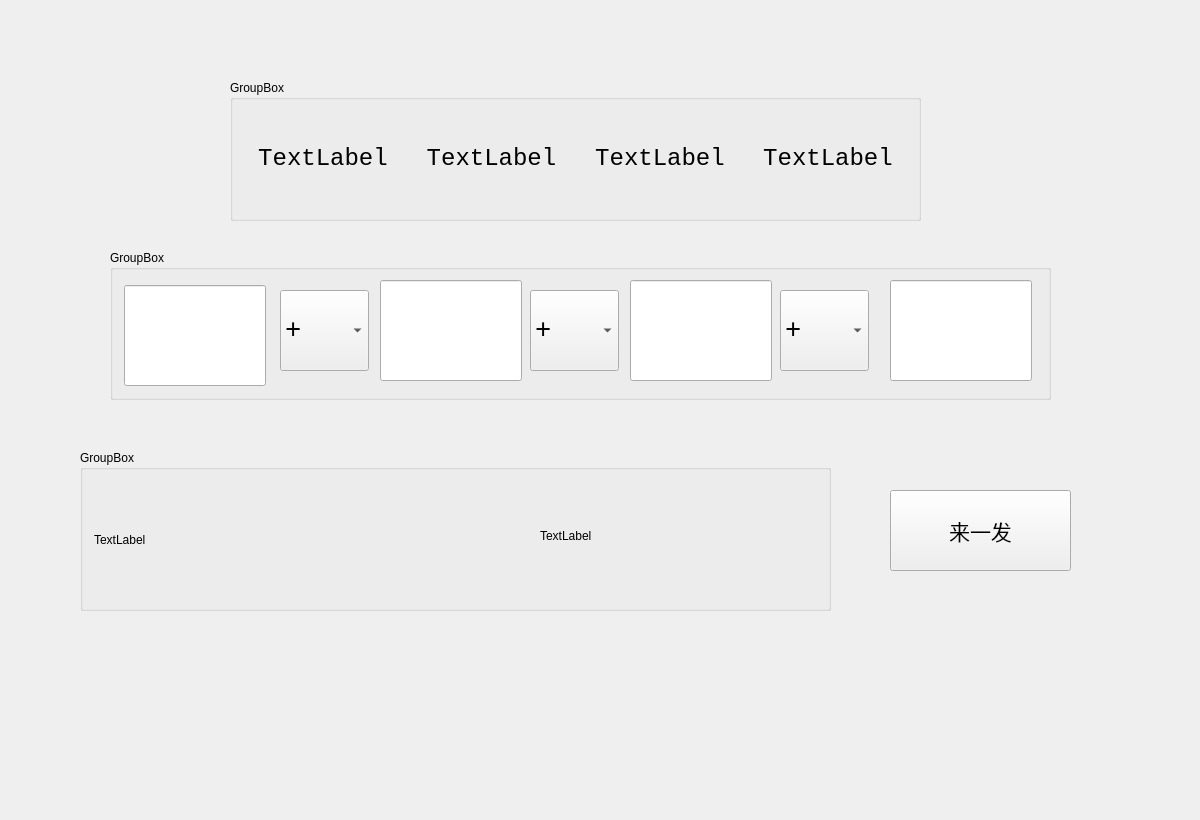
The window that ICcalculator/game.ui (tyanxie/IC_Calculator) describes before a commit, drawn with Qt 5.
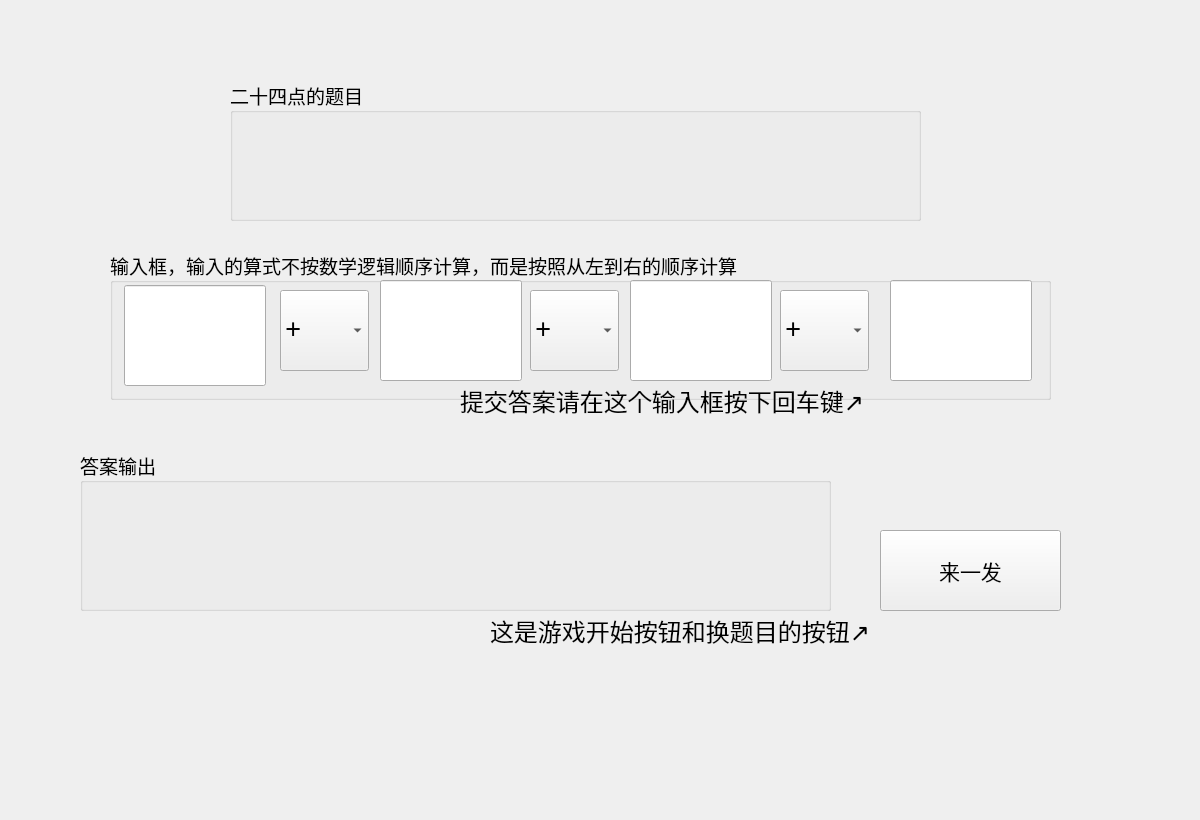
The same window after the commit.

Commit message:
24点小游戏Ver. 1.0
应该莫得bug了吧（大概

```diff
--- a/ICcalculator/game.ui
+++ b/ICcalculator/game.ui
@@ -22,8 +22,14 @@
      <height>150</height>
     </rect>
    </property>
+   <property name="font">
+    <font>
+     <family>华文行楷</family>
+     <pointsize>14</pointsize>
+    </font>
+   </property>
    <property name="title">
-    <string>GroupBox</string>
+    <string>输入框，输入的算式不按数学逻辑顺序计算，而是按照从左到右的顺序计算</string>
    </property>
    <widget class="QLineEdit" name="input1">
     <property name="geometry">
@@ -189,8 +195,14 @@
      <height>141</height>
     </rect>
    </property>
+   <property name="font">
+    <font>
+     <family>黑体</family>
+     <pointsize>14</pointsize>
+    </font>
+   </property>
    <property name="title">
-    <string>GroupBox</string>
+    <string>二十四点的题目</string>
    </property>
    <layout class="QHBoxLayout" name="horizontalLayout">
     <item>
@@ -202,7 +214,7 @@
        </font>
       </property>
       <property name="text">
-       <string>TextLabel</string>
+       <string/>
       </property>
       <property name="alignment">
        <set>Qt::AlignCenter</set>
@@ -218,7 +230,7 @@
        </font>
       </property>
       <property name="text">
-       <string>TextLabel</string>
+       <string/>
       </property>
       <property name="alignment">
        <set>Qt::AlignCenter</set>
@@ -234,7 +246,7 @@
        </font>
       </property>
       <property name="text">
-       <string>TextLabel</string>
+       <string/>
       </property>
       <property name="alignment">
        <set>Qt::AlignCenter</set>
@@ -250,7 +262,7 @@
        </font>
       </property>
       <property name="text">
-       <string>TextLabel</string>
+       <string/>
       </property>
       <property name="alignment">
        <set>Qt::AlignCenter</set>
@@ -268,8 +280,14 @@
      <height>161</height>
     </rect>
    </property>
+   <property name="font">
+    <font>
+     <family>楷体</family>
+     <pointsize>14</pointsize>
+    </font>
+   </property>
    <property name="title">
-    <string>GroupBox</string>
+    <string>答案输出</string>
    </property>
    <widget class="QLabel" name="output_result">
     <property name="geometry">
@@ -280,8 +298,14 @@
       <height>71</height>
      </rect>
     </property>
+    <property name="font">
+     <font>
+      <family>华文行楷</family>
+      <pointsize>20</pointsize>
+     </font>
+    </property>
     <property name="text">
-     <string>TextLabel</string>
+     <string/>
     </property>
    </widget>
    <widget class="QLabel" name="output_answer">
@@ -293,16 +317,22 @@
       <height>71</height>
      </rect>
     </property>
+    <property name="font">
+     <font>
+      <family>Consolas</family>
+      <pointsize>28</pointsize>
+     </font>
+    </property>
     <property name="text">
-     <string>TextLabel</string>
+     <string/>
     </property>
    </widget>
   </widget>
   <widget class="QPushButton" name="change">
    <property name="geometry">
     <rect>
-     <x>890</x>
-     <y>490</y>
+     <x>880</x>
+     <y>530</y>
      <width>181</width>
      <height>81</height>
     </rect>
@@ -317,6 +347,44 @@
     <string>来一发</string>
    </property>
   </widget>
+  <widget class="QLabel" name="label">
+   <property name="geometry">
+    <rect>
+     <x>490</x>
+     <y>610</y>
+     <width>491</width>
+     <height>41</height>
+    </rect>
+   </property>
+   <property name="font">
+    <font>
+     <family>隶书</family>
+     <pointsize>18</pointsize>
+    </font>
+   </property>
+   <property name="text">
+    <string>这是游戏开始按钮和换题目的按钮↗</string>
+   </property>
+  </widget>
+  <widget class="QLabel" name="label_2">
+   <property name="geometry">
+    <rect>
+     <x>460</x>
+     <y>380</y>
+     <width>521</width>
+     <height>41</height>
+    </rect>
+   </property>
+   <property name="font">
+    <font>
+     <family>隶书</family>
+     <pointsize>18</pointsize>
+    </font>
+   </property>
+   <property name="text">
+    <string>提交答案请在这个输入框按下回车键↗</string>
+   </property>
+  </widget>
  </widget>
  <resources/>
  <connections/>
```
Left out of the diff: 36 changed lines with no effect on the pictures. The commit also changes 1 other file.
